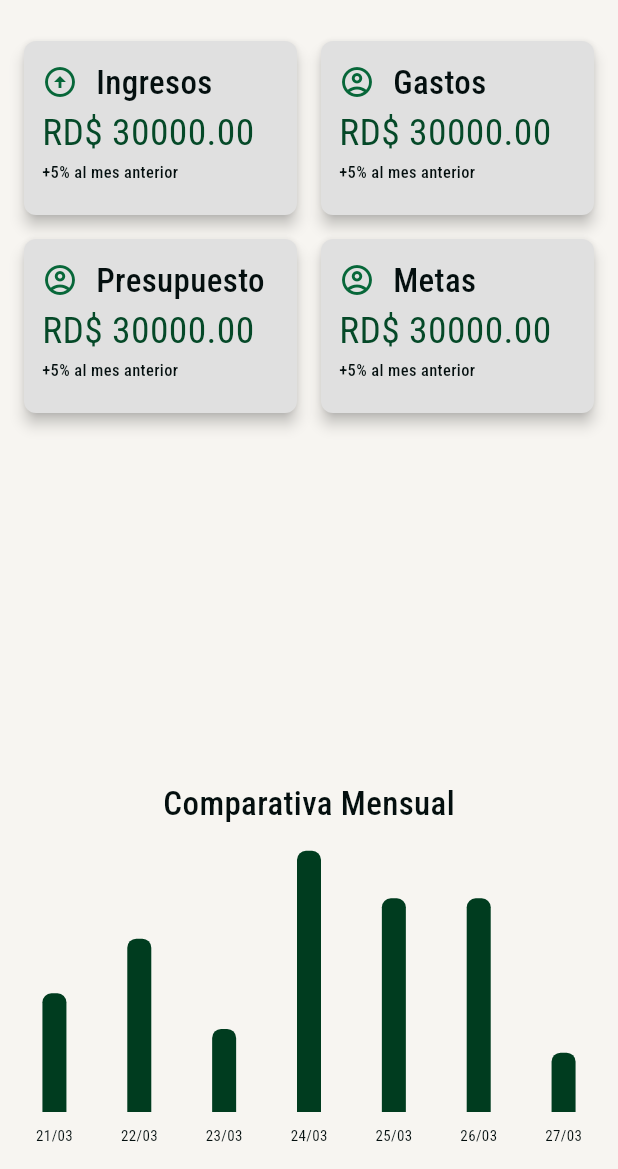
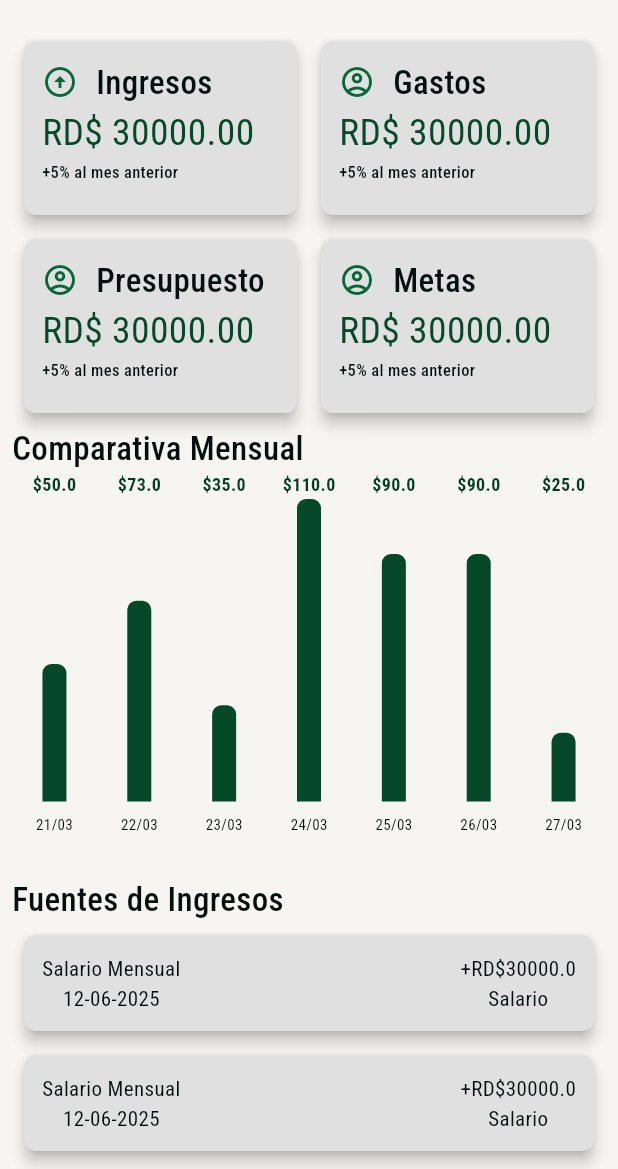
Before and after one commit to MFHamilton/cashly-frontend, a Flutter app: the screen it shows after launch, on a phone screen of 412 x 824 dp, the part 67-1236 px from its top. Run offline on Flutter 3.47's test engine with Material 3 defaults, Android fonts, the phone set to English and light mode, and no system bars; drawn by our look-alikes of fl_chart; our stand-ins replace flutter_secure_storage, flutter_svg, google_fonts, sign_in_button.

Commit message:
feat: homescreen ya estructurado

```diff
--- a/lib/feautures/home_screen.dart
+++ b/lib/feautures/home_screen.dart
@@ -54,14 +54,16 @@ class HomeScreen extends StatelessWidget {
           ),
         ),
       ),
-      body: Padding(
-        padding: const EdgeInsets.all(8.0),
+      body: SingleChildScrollView(
+        padding: EdgeInsets.all(8.0),
         child: Column(
+          crossAxisAlignment: CrossAxisAlignment.start,
           children: [
-            Expanded(
-              child: GridView.count(
+            GridView.count(
               crossAxisCount: 2,
               childAspectRatio: 3 / 2,
+              shrinkWrap: true,
+              physics: NeverScrollableScrollPhysics(),
               children: [
                 CustomCard(
                   titleIcon: Icons.arrow_circle_up_sharp,
@@ -92,15 +94,20 @@ class HomeScreen extends StatelessWidget {
                 ),
               ],
             ),
-            ),
             // TODO: alertas
-            // TODO: grafica de comparativa mensual
+            // Gráfica de comparativa mensual
             Text(
               "Comparativa Mensual",
               style: MyTextTheme.lightTextTheme.titleLarge,
             ),
             MonthlyBarChart(),
             // TODO: fuente de ingresos
+            SizedBox(height: 20),
+            Text(
+              "Fuentes de Ingresos",
+              style: MyTextTheme.lightTextTheme.titleLarge,
+            ),
+            IncomeList(),
           ],
         ),
       ),
@@ -192,7 +199,7 @@ class MonthlyBarChart extends StatelessWidget {
 
   @override
   Widget build(BuildContext context) {
-    const barColor = Color(0xFF003C1F); // Verde oscuro
+    const barColor = AppColors.primary; // Verde oscuro
 
     final data = [
       {'day': '21/03', 'amount': 50.0},
@@ -205,8 +212,10 @@ class MonthlyBarChart extends StatelessWidget {
     ];
 
     return SizedBox(
-      height: 220,
-      child: BarChart(
+      height: 250,
+      child: Stack(
+        children: [
+          BarChart(
             BarChartData(
               maxY: 120,
               minY: 0,
@@ -215,9 +224,15 @@ class MonthlyBarChart extends StatelessWidget {
               borderData: FlBorderData(show: false),
               barTouchData: BarTouchData(enabled: false),
               titlesData: FlTitlesData(
-            topTitles: AxisTitles(sideTitles: SideTitles(showTitles: false)),
-            leftTitles: AxisTitles(sideTitles: SideTitles(showTitles: false)),
-            rightTitles: AxisTitles(sideTitles: SideTitles(showTitles: false)),
+                topTitles: AxisTitles(
+                  sideTitles: SideTitles(showTitles: false),
+                ),
+                leftTitles: AxisTitles(
+                  sideTitles: SideTitles(showTitles: false),
+                ),
+                rightTitles: AxisTitles(
+                  sideTitles: SideTitles(showTitles: false),
+                ),
                 bottomTitles: AxisTitles(
                   sideTitles: SideTitles(
                     showTitles: true,
@@ -248,20 +263,108 @@ class MonthlyBarChart extends StatelessWidget {
                         topLeft: Radius.circular(6),
                         topRight: Radius.circular(6),
                       ),
-                  rodStackItems: [],
                     ),
                   ],
-              showingTooltipIndicators: [],
-              barsSpace: 8,
                 );
               }),
-          extraLinesData: ExtraLinesData(horizontalLines: []),
-          // barTouchTooltipData: BarTouchTooltipData(enabled: false),
               groupsSpace: 12,
             ),
             swapAnimationDuration: const Duration(milliseconds: 500),
             swapAnimationCurve: Curves.easeOut,
           ),
+          // Añadir valores sobre las barras con Positioned widgets
+          Positioned.fill(
+            child: Padding(
+              padding: const EdgeInsets.only(bottom: 30),
+              child: Row(
+                mainAxisAlignment: MainAxisAlignment.spaceAround,
+                children:
+                    data.map((item) {
+                      return Expanded(
+                        child: Align(
+                          alignment: Alignment.topCenter,
+                          child: Text(
+                            '\$${item['amount']!.toString()}',
+                            style: const TextStyle(
+                              fontSize: 12,
+                              fontWeight: FontWeight.bold,
+                              color: Color(0xFF003C1F),
+                            ),
+                          ),
+                        ),
+                      );
+                    }).toList(),
+              ),
+            ),
+          ),
+        ],
+      ),
     );
   }
 }
+
+class IncomeList extends StatelessWidget {
+  IncomeList({super.key});
+
+  final data = [
+    {"frecuencia": "Mensual", "fecha": "12-06-2025", "amount": 30000},
+    {"frecuencia": "Mensual", "fecha": "12-06-2025", "amount": 30000},
+    {"frecuencia": "Mensual", "fecha": "12-06-2025", "amount": 30000},
+    {"frecuencia": "Mensual", "fecha": "12-06-2025", "amount": 30000},
+    {"frecuencia": "Mensual", "fecha": "12-06-2025", "amount": 30000},
+  ];
+
+  @override
+  Widget build(BuildContext context) {
+    return ListView.builder(
+      shrinkWrap: true,
+      physics: NeverScrollableScrollPhysics(),
+      itemCount: data.length,
+      itemBuilder: (context, index) {
+        final item = data[index];
+        return IncomeCard(
+          frequency: item["frecuencia"].toString(),
+          date: item["fecha"].toString(),
+          amount: double.parse(item["amount"].toString()),
+        );
+      },
+    );
+  }
+}
+
+class IncomeCard extends StatelessWidget {
+  const IncomeCard({
+    super.key,
+    required this.frequency,
+    required this.date,
+    required this.amount,
+  });
+
+  final String frequency;
+  final String date;
+  final double amount;
+
+  @override
+  Widget build(BuildContext context) {
+    return Card(
+      shape: RoundedRectangleBorder(
+        borderRadius: BorderRadius.circular(8), // Bordes redondeados
+      ),
+      color: Colors.grey[300],
+      elevation: 4,
+      margin: EdgeInsets.all(8),
+      child: Padding(
+        padding: EdgeInsets.all(12),
+        child: Row(
+          children: [
+            // TODO: salario mensual y fecha
+            Column(children: [Text("Salario $frequency"), Text(date)]),
+            Spacer(),
+            // TODO: cantidad
+            Column(children: [Text("+RD\$$amount"), Text("Salario")]),
+          ],
+        ),
+      ),
+    );
+  }
+}
```
Lines whose indentation alone changed are shown as unchanged.
